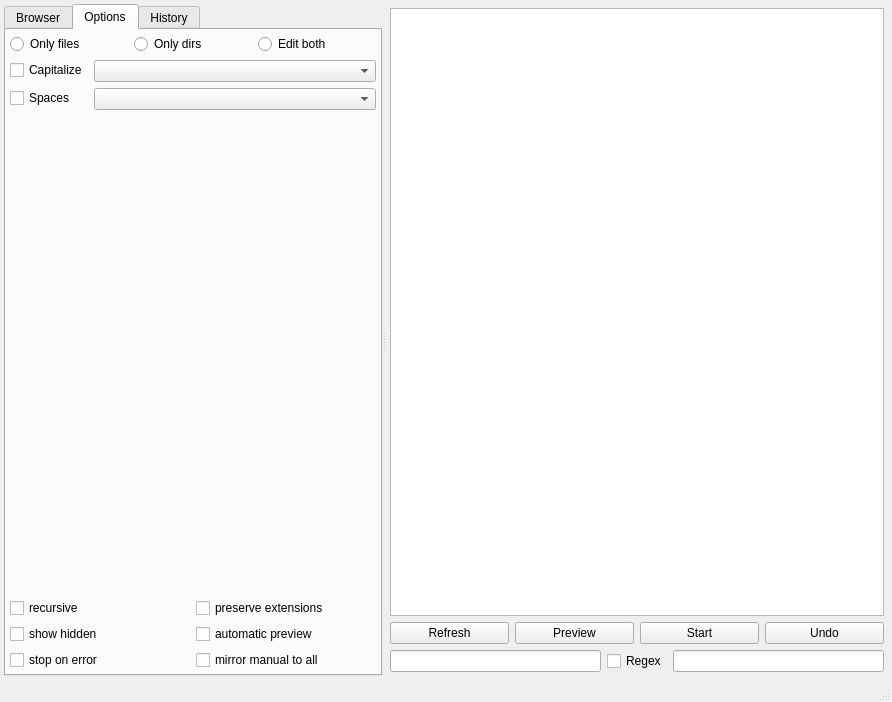
Qt form gui/filebrowser/filebrowser.ui (gmdfalk/60-days-of-python) before a commit.
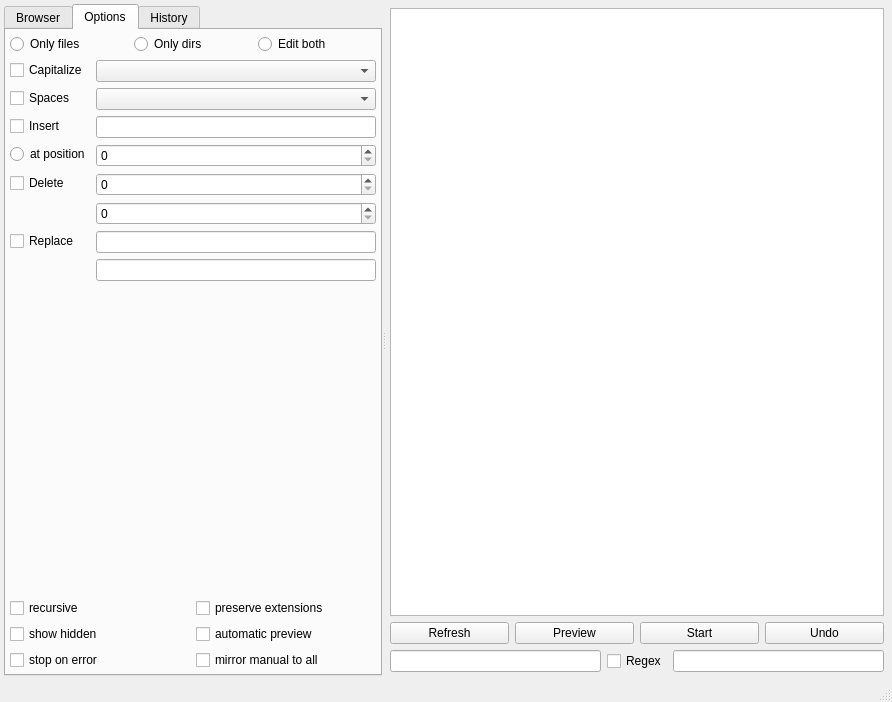
The same form after that commit.

Commit message: still population options

Patch:
```diff
--- a/gui/filebrowser/filebrowser.ui
+++ b/gui/filebrowser/filebrowser.ui
@@ -80,6 +80,9 @@
            </item>
            <item>
             <layout class="QFormLayout" name="formLayout">
+             <property name="fieldGrowthPolicy">
+              <enum>QFormLayout::AllNonFixedFieldsGrow</enum>
+             </property>
              <item row="0" column="0">
               <widget class="QCheckBox" name="capitalizecheck">
                <property name="text">
@@ -91,14 +94,60 @@
               <widget class="QComboBox" name="comboBox"/>
              </item>
              <item row="1" column="0">
-              <widget class="QCheckBox" name="checkBox">
+              <widget class="QCheckBox" name="spacecheck">
                <property name="text">
                 <string>Spaces</string>
                </property>
               </widget>
              </item>
              <item row="1" column="1">
-              <widget class="QComboBox" name="comboBox_2"/>
+              <widget class="QComboBox" name="spacebox"/>
+             </item>
+             <item row="2" column="0">
+              <widget class="QCheckBox" name="checkBox">
+               <property name="text">
+                <string>Insert</string>
+               </property>
+              </widget>
+             </item>
+             <item row="2" column="1">
+              <widget class="QLineEdit" name="lineEdit"/>
+             </item>
+             <item row="3" column="0">
+              <widget class="QRadioButton" name="radioButton_3">
+               <property name="text">
+                <string>at position</string>
+               </property>
+              </widget>
+             </item>
+             <item row="3" column="1">
+              <widget class="QSpinBox" name="spinBox"/>
+             </item>
+             <item row="4" column="0">
+              <widget class="QCheckBox" name="deletecheck">
+               <property name="text">
+                <string>Delete</string>
+               </property>
+              </widget>
+             </item>
+             <item row="4" column="1">
+              <widget class="QSpinBox" name="spinBox_2"/>
+             </item>
+             <item row="5" column="1">
+              <widget class="QSpinBox" name="spinBox_3"/>
+             </item>
+             <item row="6" column="0">
+              <widget class="QCheckBox" name="checkBox_2">
+               <property name="text">
+                <string>Replace</string>
+               </property>
+              </widget>
+             </item>
+             <item row="6" column="1">
+              <widget class="QLineEdit" name="lineEdit_2"/>
+             </item>
+             <item row="7" column="1">
+              <widget class="QLineEdit" name="lineEdit_3"/>
              </item>
             </layout>
            </item>
```
Left out of the diff: 2 changed lines with no effect on the pictures.
